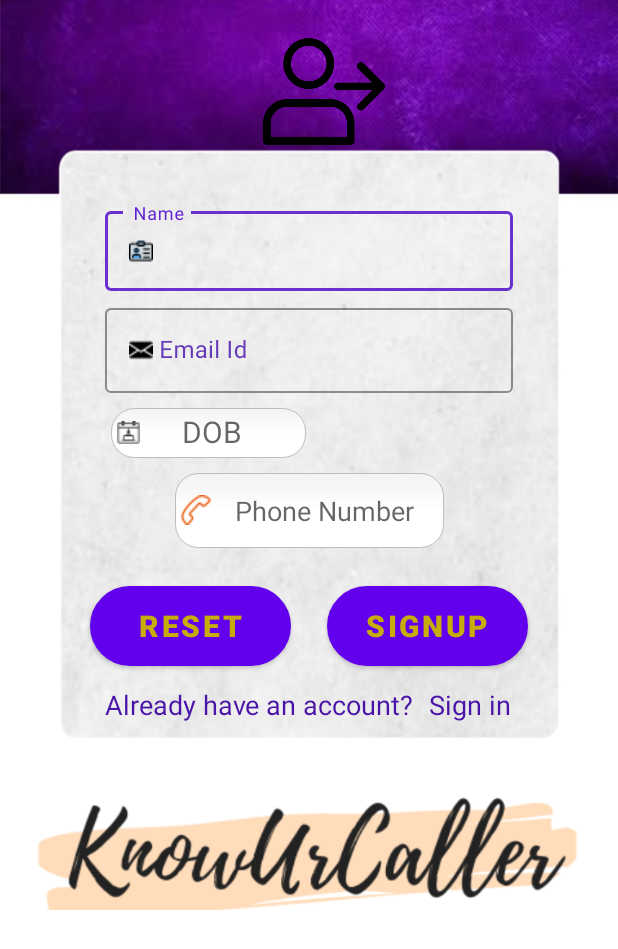
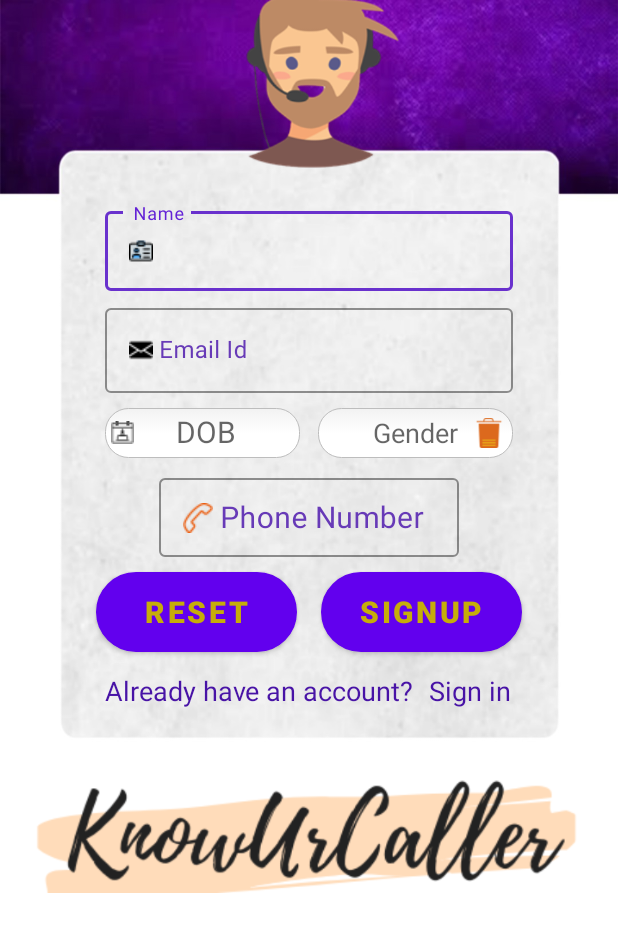
Before and after one commit to raghavambashta/FraudsterDetector, an Android app: the screen it shows after launch (SignUp), on a phone screen of 412 x 824 dp. Shown: the top 949 px of the screen. Run offline under Robolectric (Android 15) with nearby library versions, the phone set to English and light mode, and no system bars.

Commit message:
sign_up and sign_in part is done

```diff
--- a/app/src/main/java/com/example/fraudsterdetector/MainActivity.java
+++ b/app/src/main/java/com/example/fraudsterdetector/MainActivity.java
@@ -6,6 +6,8 @@ import android.content.Intent;
 import android.os.Bundle;
 import android.provider.ContactsContract;
 import android.view.View;
+import android.view.Window;
+import android.view.WindowManager;
 import android.view.animation.Animation;
 import android.view.animation.AnimationUtils;
 import android.widget.Button;
@@ -23,6 +25,9 @@ public class MainActivity extends AppCompatActivity {
     @Override
     protected void onCreate(Bundle savedInstanceState) {
         super.onCreate(savedInstanceState);
+        //hiding notification bar
+        requestWindowFeature(Window.FEATURE_NO_TITLE);
+        getWindow().setFlags(WindowManager.LayoutParams.FLAG_FULLSCREEN, WindowManager.LayoutParams.FLAG_FULLSCREEN);
         setContentView(R.layout.activity_main);
 
         timer = new Timer();
--- a/app/src/main/java/com/example/fraudsterdetector/SignIn.java
+++ b/app/src/main/java/com/example/fraudsterdetector/SignIn.java
@@ -3,6 +3,8 @@ package com.example.fraudsterdetector;
 import androidx.appcompat.app.AppCompatActivity;
 
 import android.os.Bundle;
+import android.view.Window;
+import android.view.WindowManager;
 import android.widget.EditText;
 
 public class SignIn extends AppCompatActivity {
@@ -12,6 +14,11 @@ public class SignIn extends AppCompatActivity {
     @Override
     protected void onCreate(Bundle savedInstanceState) {
         super.onCreate(savedInstanceState);
+
+        //hiding notification bar
+        requestWindowFeature(Window.FEATURE_NO_TITLE);
+        getWindow().setFlags(WindowManager.LayoutParams.FLAG_FULLSCREEN, WindowManager.LayoutParams.FLAG_FULLSCREEN);
+
         setContentView(R.layout.activity_sign_in);
 
         signInPhoneEditText = (EditText) findViewById(R.id.signInPhoneEditText);
--- a/app/src/main/java/com/example/fraudsterdetector/SignUp.java
+++ b/app/src/main/java/com/example/fraudsterdetector/SignUp.java
@@ -2,6 +2,7 @@ package com.example.fraudsterdetector;
 
 import androidx.appcompat.app.AppCompatActivity;
 
+import android.annotation.SuppressLint;
 import android.app.DatePickerDialog;
 import android.content.Context;
 import android.content.Intent;
@@ -9,13 +10,18 @@ import android.os.Bundle;
 import android.text.InputType;
 import android.view.MotionEvent;
 import android.view.View;
+import android.view.Window;
 import android.view.WindowManager;
 import android.view.inputmethod.InputMethodManager;
+import android.widget.AdapterView;
+import android.widget.ArrayAdapter;
+import android.widget.AutoCompleteTextView;
 import android.widget.Button;
 import android.widget.CalendarView;
 import android.widget.DatePicker;
 import android.widget.EditText;
 import android.widget.ImageView;
+import android.widget.Toast;
 
 import java.text.SimpleDateFormat;
 import java.util.Calendar;
@@ -69,6 +75,10 @@ public class SignUp extends AppCompatActivity {
     @Override
     protected void onCreate(Bundle savedInstanceState) {
         super.onCreate(savedInstanceState);
+        //hiding notification bar
+        requestWindowFeature(Window.FEATURE_NO_TITLE);
+        getWindow().setFlags(WindowManager.LayoutParams.FLAG_FULLSCREEN, WindowManager.LayoutParams.FLAG_FULLSCREEN);
+
         setContentView(R.layout.activity_sign_up);
         getOtp = (Button) findViewById(R.id.getOtp);
         editTextPhone = (EditText) findViewById(R.id.editTextPhone);
@@ -108,5 +118,42 @@ public class SignUp extends AppCompatActivity {
                 }
             }
         });
+
+        //Gender EditText
+        final AutoCompleteTextView acTV1 = findViewById(R.id.acT1);
+        final ImageView delButton = findViewById(R.id.delButton);
+        final ArrayAdapter<String> arrayAdapter = new ArrayAdapter<>(
+                this, android.R.layout.simple_list_item_1, getResources()
+                .getStringArray(R.array.Gender_Names));
+        final String[] selection = new String[1];
+        acTV1.setAdapter(arrayAdapter);
+        acTV1.setCursorVisible(false);
+        acTV1.setOnItemClickListener(new AdapterView.OnItemClickListener() {
+
+            @Override
+            public void onItemClick(AdapterView<?> parent, View view, int position, long id) {
+                acTV1.showDropDown();
+                selection[0] = (String) parent.getItemAtPosition(position);
+                Toast.makeText(getApplicationContext(), selection[0],
+                        Toast.LENGTH_SHORT);
+                delButton.setAlpha(.8f);
+            }
+        });
+
+        acTV1.setOnClickListener(new View.OnClickListener() {
+            @Override
+            public void onClick(final View arg0) {
+                acTV1.showDropDown();
+            }
+        });
+
+        delButton.setOnClickListener(new View.OnClickListener() {
+            @Override
+            public void onClick(View view) {
+                acTV1.setText(null);
+                delButton.setAlpha(.2f);
+                selection[0] = null;
+            }
+        });
     }
 }
--- a/app/src/main/res/layout/activity_sign_in.xml
+++ b/app/src/main/res/layout/activity_sign_in.xml
@@ -22,7 +22,7 @@
         app:layout_constraintTop_toBottomOf="@+id/email" />
 
     <com.google.android.material.textfield.TextInputLayout
-        android:id="@+id/email"
+        android:id="@+id/phone"
         style="@style/Widget.MaterialComponents.TextInputLayout.OutlinedBox"
         android:layout_width="match_parent"
         android:layout_height="wrap_content"
--- a/app/src/main/res/layout/activity_sign_up.xml
+++ b/app/src/main/res/layout/activity_sign_up.xml
@@ -70,31 +70,12 @@
     </com.google.android.material.textfield.TextInputLayout>
 
 
-    <EditText
-        android:id="@+id/editTextPhone"
-        android:layout_width="179dp"
-        android:layout_height="50dp"
-        android:layout_marginStart="110dp"
-        android:layout_marginTop="10dp"
-        android:layout_marginEnd="110dp"
-        android:background="@drawable/capsule_edit_text"
-        android:digits="0123456789"
-        android:drawableLeft="@drawable/phone_number"
-        android:ems="10"
-        android:gravity="center"
-        android:hint="Phone Number"
-        android:inputType="phone"
-        android:maxLength="10"
-        app:layout_constraintEnd_toEndOf="parent"
-        app:layout_constraintStart_toStartOf="parent"
-        app:layout_constraintTop_toBottomOf="@+id/dob" />
-
     <Button
         android:id="@+id/getOtp"
         android:layout_width="134dp"
         android:layout_height="53dp"
-        android:layout_marginTop="25dp"
-        android:layout_marginEnd="60dp"
+        android:layout_marginTop="10dp"
+        android:layout_marginEnd="64dp"
         android:background="@drawable/capsule_bg"
         android:onClick="generateOtp"
         android:text="signup"
@@ -102,14 +83,14 @@
         android:textSize="20sp"
         android:textStyle="bold"
         app:layout_constraintEnd_toEndOf="parent"
-        app:layout_constraintTop_toBottomOf="@+id/editTextPhone" />
+        app:layout_constraintTop_toBottomOf="@+id/phone" />
 
     <Button
         android:id="@+id/reset"
         android:layout_width="134dp"
         android:layout_height="53dp"
-        android:layout_marginStart="60dp"
-        android:layout_marginTop="25dp"
+        android:layout_marginStart="64dp"
+        android:layout_marginTop="10dp"
         android:background="@drawable/capsule_bg"
         android:onClick="resetItems"
         android:text="Reset"
@@ -117,15 +98,14 @@
         android:textSize="20sp"
         android:textStyle="bold"
         app:layout_constraintStart_toStartOf="parent"
-        app:layout_constraintTop_toBottomOf="@+id/editTextPhone" />
-
+        app:layout_constraintTop_toBottomOf="@+id/phone" />
 
     <EditText
         android:id="@+id/dob"
         android:layout_width="130dp"
         android:layout_height="33dp"
+        android:layout_marginStart="70dp"
         android:layout_marginTop="10dp"
-        android:layout_marginEnd="208dp"
         android:background="@drawable/capsule_edit_text"
         android:clickable="true"
         android:digits=""
@@ -134,29 +114,59 @@
         android:hint="      DOB"
         android:inputType="textPersonName"
         android:textSize="20sp"
+        app:layout_constraintStart_toStartOf="parent"
+        app:layout_constraintTop_toBottomOf="@+id/email" />
+
+    <AutoCompleteTextView
+        android:id="@+id/acT1"
+        android:layout_width="130dp"
+        android:layout_height="33dp"
+        android:layout_marginTop="10dp"
+        android:layout_marginEnd="70dp"
+        android:background="@drawable/capsule_edit_text"
+        android:clickable="true"
+        android:cursorVisible="false"
+        android:dropDownHeight="155dp"
+        android:focusable="false"
+        android:hint="Gender"
+        android:inputType="none"
+        android:maxLines="1"
+        android:textAlignment="center"
         app:layout_constraintEnd_toEndOf="parent"
         app:layout_constraintTop_toBottomOf="@+id/email" />
 
     <ImageView
+        android:src="@drawable/del"
+        android:layout_width="wrap_content"
+        android:layout_height="20dp"
+        app:layout_constraintRight_toRightOf="@+id/acT1"
+        app:layout_constraintBottom_toBottomOf="@+id/acT1"
+        app:layout_constraintTop_toTopOf="@+id/acT1"
+        android:alpha="1"
+        android:id="@+id/delButton"
+        android:contentDescription="Delete Button" />
+
+    <ImageView
         android:id="@+id/loginIcon"
-        android:layout_width="81dp"
-        android:layout_height="98dp"
-        android:layout_marginStart="175dp"
-        android:layout_marginTop="32dp"
+        android:layout_width="134dp"
+        android:layout_height="124dp"
+        android:layout_marginStart="148dp"
+        android:layout_marginTop="10dp"
         app:layout_constraintStart_toStartOf="parent"
         app:layout_constraintTop_toTopOf="parent"
-        app:srcCompat="@drawable/login_icn" />
+        app:srcCompat="@drawable/appicon" />
 
     <ImageView
         android:id="@+id/name"
         android:layout_width="368dp"
         android:layout_height="128dp"
         android:layout_marginStart="21dp"
-        android:layout_marginTop="60dp"
+        android:layout_marginTop="20dp"
         android:layout_marginEnd="22dp"
         app:layout_constraintEnd_toEndOf="parent"
+        app:layout_constraintHorizontal_bias="0.0"
         app:layout_constraintStart_toStartOf="parent"
-        app:layout_constraintTop_toBottomOf="@+id/getOtp"
+        app:layout_constraintTop_toBottomOf="@+id/textView"
         app:srcCompat="@drawable/applogo" />
 
     <TextView
@@ -185,5 +195,50 @@
         app:layout_constraintStart_toEndOf="@+id/textView"
         app:layout_constraintTop_toBottomOf="@+id/getOtp" />
 
+    <com.google.android.material.textfield.TextInputLayout
+        android:id="@+id/phone"
+        style="@style/Widget.MaterialComponents.TextInputLayout.OutlinedBox"
+        android:layout_width="200dp"
+        android:layout_height="58dp"
+        android:layout_marginStart="100dp"
+        android:layout_marginTop="8dp"
+        android:layout_marginEnd="100dp"
+        android:textColorHint="#673AB7"
+        app:boxStrokeColor="#6931CD"
+        app:helperTextTextColor="#673AB7"
+        app:hintTextColor="#6322D6"
+        app:layout_constraintEnd_toEndOf="parent"
+        app:layout_constraintStart_toStartOf="parent"
+        app:layout_constraintTop_toBottomOf="@+id/dob"
+        app:placeholderTextColor="#673AB7"
+        app:prefixTextColor="#673AB7"
+        app:suffixTextColor="#673AB7">
+
+        <com.google.android.material.textfield.TextInputEditText
+
+            android:id="@+id/editTextPhone"
+
+            android:layout_width="match_parent"
+
+            android:layout_height="match_parent"
+
+            android:digits="0987654321"
+
+            android:drawableLeft="@drawable/phone_number"
+
+            android:hint=" Phone Number"
+
+            android:inputType="number"
+
+            android:maxLength="10"
+
+            android:textColor="#5A1DC6"
+
+            android:textSize="20sp"
+
+            tools:layout_editor_absoluteX="-149dp"
+        tools:layout_editor_absoluteY="310dp" />
+    </com.google.android.material.textfield.TextInputLayout>
+
 
 </androidx.constraintlayout.widget.ConstraintLayout>
--- a/app/src/main/res/values/strings.xml
+++ b/app/src/main/res/values/strings.xml
@@ -1,3 +1,10 @@
 <resources>
     <string name="app_name">Fraudster Detector</string>
+
+    <string-array name="Gender_Names">
+        <item>Male</item>
+        <item>Female</item>
+        <item>Other</item>
+    </string-array>
+
 </resources>
```
Also changed, not shown: app/src/main/res/drawable/appicon.png (added), app/src/main/res/drawable/del.png (added), app/src/main/res/drawable/login_icn.png (deleted).
